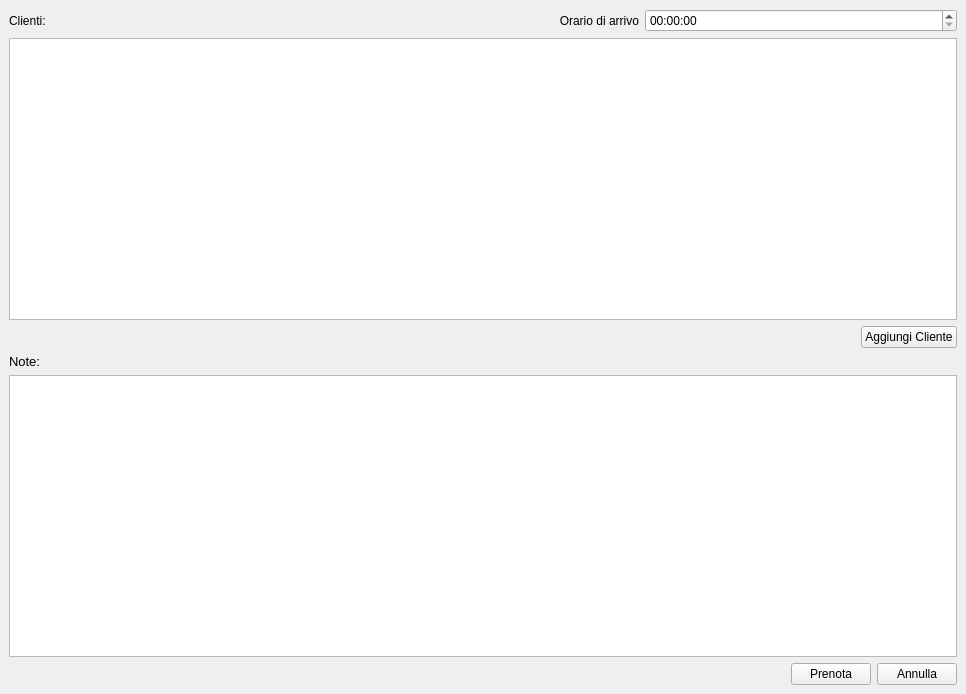
Old version of the form ui/prenota_camere.ui in the repository Raccispini/Progetto-Hotel.
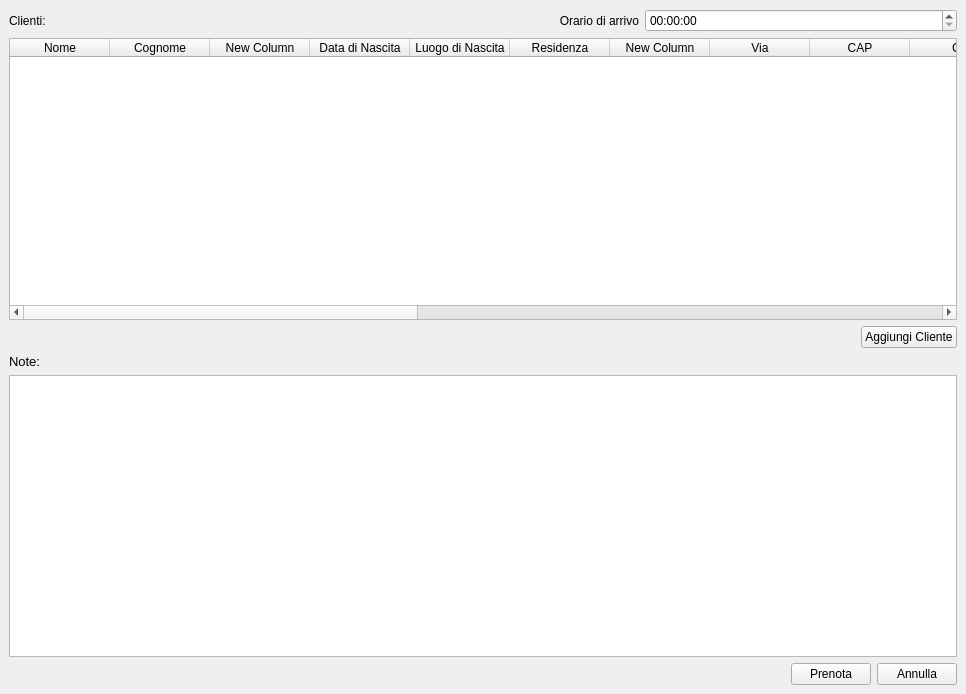
New version of the form.

Patch:
```diff
--- a/ui/prenota_camere.ui
+++ b/ui/prenota_camere.ui
@@ -51,7 +51,116 @@
        </layout>
       </item>
       <item>
-       <widget class="QTableWidget" name="tableWidget"/>
+       <widget class="QTableWidget" name="tableWidget">
+        <property name="columnCount">
+         <number>21</number>
+        </property>
+        <column>
+         <property name="text">
+          <string>Nome</string>
+         </property>
+        </column>
+        <column>
+         <property name="text">
+          <string>Cognome</string>
+         </property>
+        </column>
+        <column>
+         <property name="text">
+          <string>New Column</string>
+         </property>
+        </column>
+        <column>
+         <property name="text">
+          <string>Data di Nascita</string>
+         </property>
+        </column>
+        <column>
+         <property name="text">
+          <string>Luogo di Nascita</string>
+         </property>
+        </column>
+        <column>
+         <property name="text">
+          <string>Residenza</string>
+         </property>
+        </column>
+        <column>
+         <property name="text">
+          <string>New Column</string>
+         </property>
+        </column>
+        <column>
+         <property name="text">
+          <string>Via</string>
+         </property>
+        </column>
+        <column>
+         <property name="text">
+          <string>CAP</string>
+         </property>
+        </column>
+        <column>
+         <property name="text">
+          <string>CF</string>
+         </property>
+        </column>
+        <column>
+         <property name="text">
+          <string>Nazione</string>
+         </property>
+        </column>
+        <column>
+         <property name="text">
+          <string>Telefono</string>
+         </property>
+        </column>
+        <column>
+         <property name="text">
+          <string>Cellulare</string>
+         </property>
+        </column>
+        <column>
+         <property name="text">
+          <string>Email</string>
+         </property>
+        </column>
+        <column>
+         <property name="text">
+          <string>Documento</string>
+         </property>
+        </column>
+        <column>
+         <property name="text">
+          <string>Numero Documento</string>
+         </property>
+        </column>
+        <column>
+         <property name="text">
+          <string>Ente rilascio</string>
+         </property>
+        </column>
+        <column>
+         <property name="text">
+          <string>Data rilascio</string>
+         </property>
+        </column>
+        <column>
+         <property name="text">
+          <string>Data scadenza</string>
+         </property>
+        </column>
+        <column>
+         <property name="text">
+          <string>Modalità di pagamento</string>
+         </property>
+        </column>
+        <column>
+         <property name="text">
+          <string>info_check_in</string>
+         </property>
+        </column>
+       </widget>
       </item>
       <item>
        <layout class="QVBoxLayout" name="verticalLayout_2"/>
```
